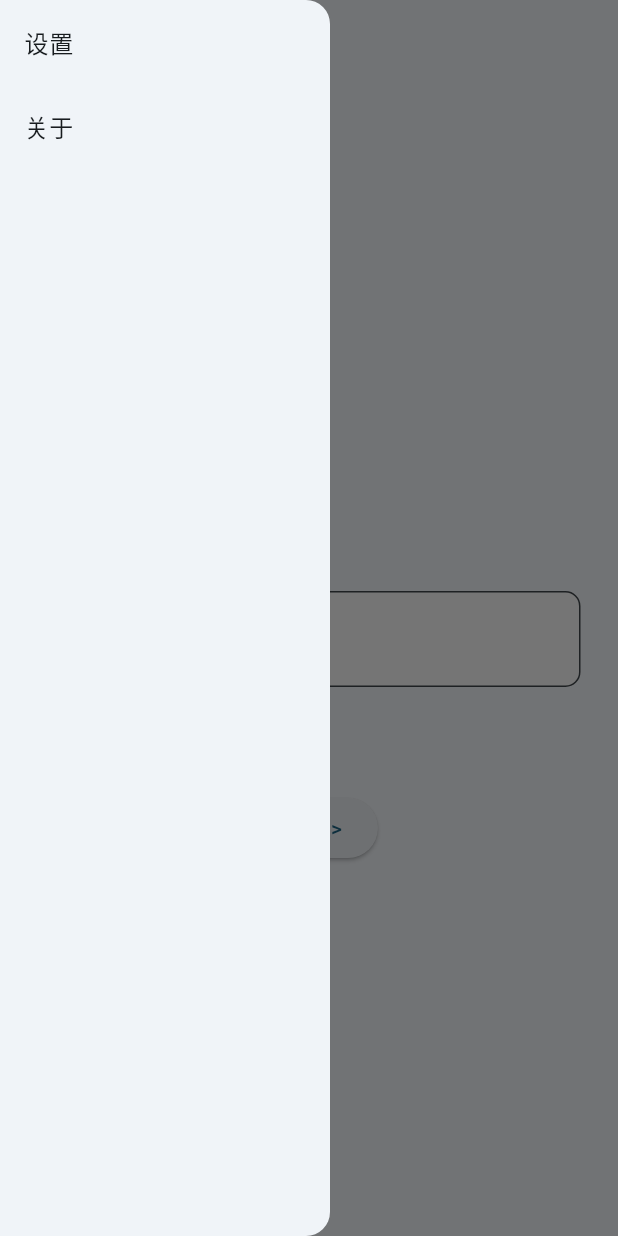
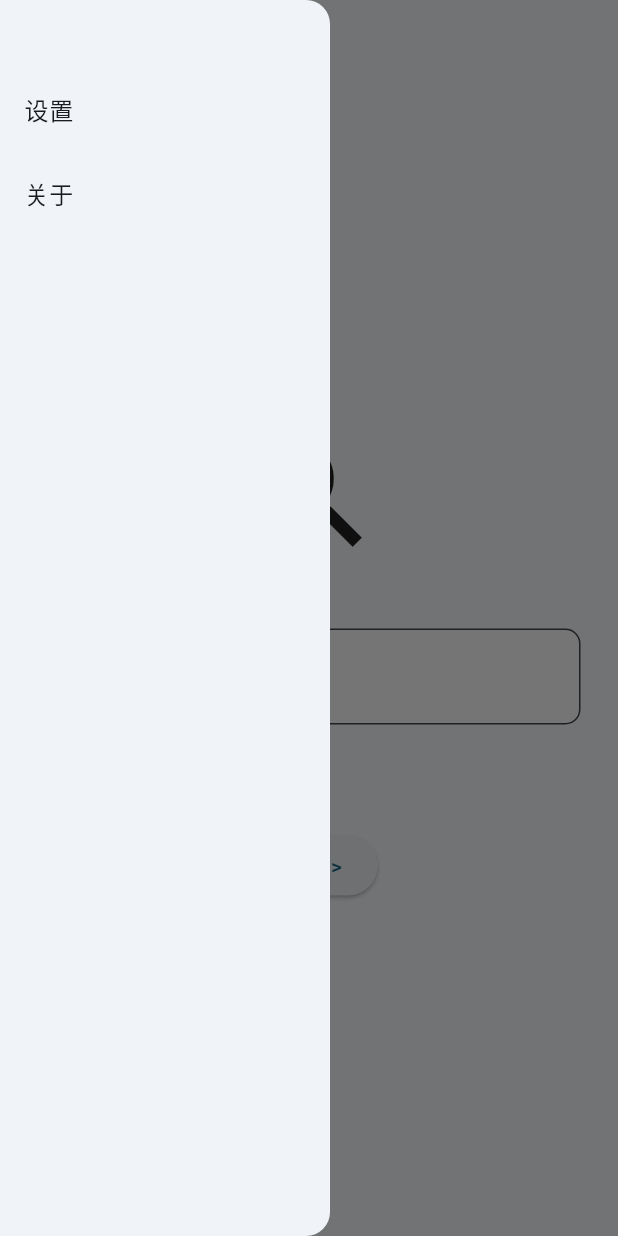
Before and after one commit to dp0qb/TrackerViewerFlutter, a Flutter app: the screen it shows after launch, in the side drawer, after a tap on "解析 ->", on a phone screen of 412 x 824 dp. Run offline on Flutter 3.47's test engine with Material 3 defaults, Android fonts, the phone set to English and light mode, and no system bars.

Commit message:
update drawer

```diff
--- a/lib/pages/home.dart
+++ b/lib/pages/home.dart
@@ -1,4 +1,6 @@
 import 'package:flutter/material.dart';
+import 'package:track_viewer/pages/about.dart';
+import 'package:track_viewer/pages/settings.dart';
 import './result.dart';
 
 class HomePage extends StatefulWidget {
@@ -37,17 +39,20 @@ class _HomePageState extends State<HomePage> {
         child: Column(
           mainAxisAlignment: MainAxisAlignment.center,
           children: [
-            const Text("主页"),
+            const Icon(
+              Icons.search,
+              size: 100,
+            ),
             const SizedBox(
-              height: 45,
+              height: 15,
             ),
             Container(
               margin: const EdgeInsets.all(25),
               child: Center(
                 child: TextField(
                   controller: textController,
-                  minLines: 1, //必须填1，输入内容才可居中，其他默认是左上对齐
-                  maxLines: 10, //最多行数，大于1即可
+                  minLines: 1,
+                  maxLines: 10,
                   decoration: const InputDecoration(
                     border: textFieldBorder,
                     focusedBorder: textFieldBorder,
@@ -65,7 +70,6 @@ class _HomePageState extends State<HomePage> {
             ),
             ElevatedButton(
               onPressed: () {
-                // print(widget.te);
                 Navigator.of(context).push(
                   MaterialPageRoute(
                     builder: (BuildContext context) {
@@ -83,13 +87,35 @@ class _HomePageState extends State<HomePage> {
       ),
       drawer: Drawer(
         width: 220,
+        // shape: Border.all(),
         child: ListView(
-          children: const [
-            ListTile(
-              title: Text("设置"),
+          children: [
+            const SizedBox(
+              height: 45,
             ),
             ListTile(
-              title: Text("关于"),
+              title: const Text("设置"),
+              onTap: () => {
+                Navigator.of(context).push(
+                  MaterialPageRoute(
+                    builder: (BuildContext context) {
+                      return const SettingsPage();
+                    },
+                  ),
+                ),
+              },
+            ),
+            ListTile(
+              title: const Text("关于"),
+              onTap: () => {
+                Navigator.of(context).push(
+                  MaterialPageRoute(
+                    builder: (BuildContext context) {
+                      return const AboutPage();
+                    },
+                  ),
+                ),
+              },
             ),
           ],
         ),
```
